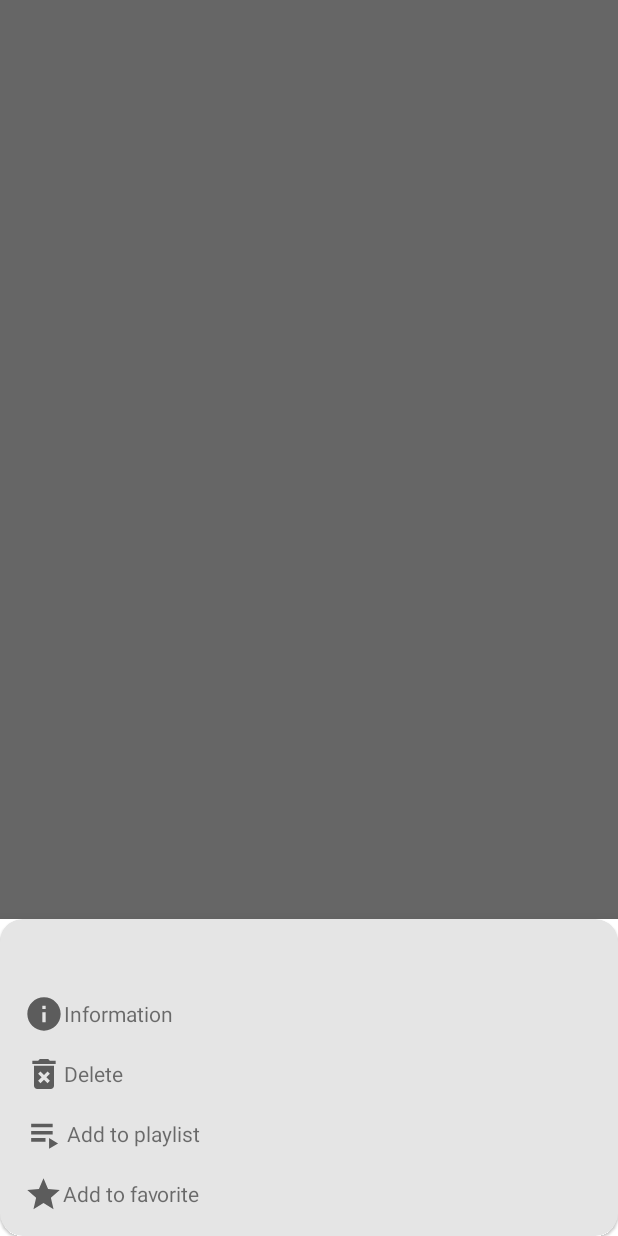
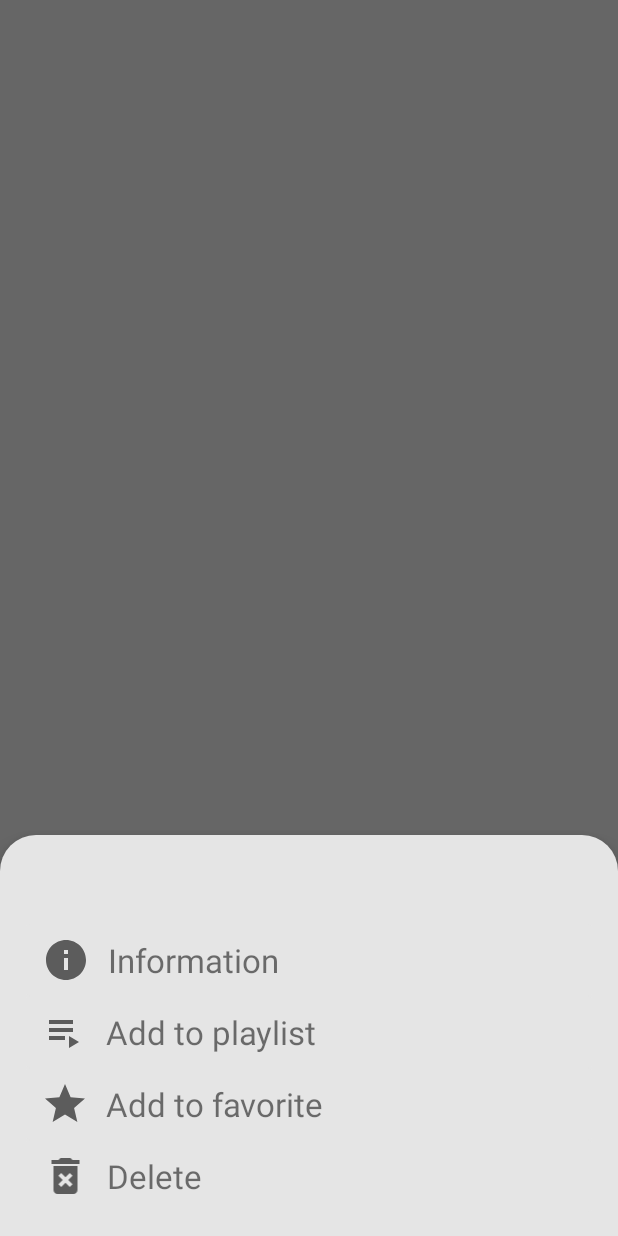
Before and after one commit to diasjakupov/MediaPlayer, an Android app: the fragment VideoInfoFragment shown on its own in the app's theme, on a phone screen of 412 x 824 dp. Run offline under Robolectric (Android 15) with nearby library versions, the phone set to English and light mode, and no system bars; our stand-ins replace data binding; Roboto replaces fonts that are not available here; 2 statements that could not run were skipped.

Commit message:
commit 7: update repository and create ripple animation

```diff
--- a/app/src/main/java/com/example/mediaplayer/data/models/Video.kt
+++ b/app/src/main/java/com/example/mediaplayer/data/models/Video.kt
@@ -2,10 +2,14 @@ package com.example.mediaplayer.data.models
 
 import android.graphics.Bitmap
 import android.net.Uri
+import android.os.Parcelable
+import kotlinx.android.parcel.Parcelize
 
+
+@Parcelize
 data class Video(
     val uri: Uri,
     val name:String,
     val duration: Int,
     val size: Int
-)
+): Parcelable
--- a/app/src/main/java/com/example/mediaplayer/data/providers/VideoProvider.kt
+++ b/app/src/main/java/com/example/mediaplayer/data/providers/VideoProvider.kt
@@ -8,11 +8,13 @@ import android.provider.MediaStore
 import android.util.Log
 import androidx.annotation.RequiresApi
 import com.example.mediaplayer.data.models.Video
+import dagger.hilt.android.scopes.ActivityRetainedScoped
 import java.lang.Exception
 import javax.inject.Inject
+import javax.inject.Singleton
 
 
-
+@ActivityRetainedScoped
 class VideoProvider @Inject constructor(
     private val application: Application
 ) {
--- a/app/src/main/java/com/example/mediaplayer/data/repository/Repository.kt
+++ b/app/src/main/java/com/example/mediaplayer/data/repository/Repository.kt
@@ -9,14 +9,23 @@ import androidx.lifecycle.LiveData
 import androidx.lifecycle.MutableLiveData
 import com.example.mediaplayer.data.models.Video
 import com.example.mediaplayer.data.providers.VideoProvider
+import dagger.hilt.android.scopes.ActivityRetainedScoped
 import java.util.*
 import javax.inject.Inject
+import javax.inject.Singleton
 import kotlin.collections.ArrayList
 
+
+@ActivityRetainedScoped
 class Repository @Inject constructor(
     private val videoProvider: VideoProvider,
     private val app: Application
 ){
+    init {
+        Log.e("TAG", "create repository singleton")
+    }
+
+
     private val _videoList= MutableLiveData<ArrayList<Video>>()
     val videoList: LiveData<ArrayList<Video>> = _videoList
 
--- a/app/src/main/java/com/example/mediaplayer/ui/adapters/VideoListAdapter.kt
+++ b/app/src/main/java/com/example/mediaplayer/ui/adapters/VideoListAdapter.kt
@@ -5,12 +5,14 @@ import android.util.Log
 import android.util.Size
 import android.view.LayoutInflater
 import android.view.ViewGroup
+import androidx.navigation.findNavController
 import androidx.recyclerview.widget.DiffUtil
 import androidx.recyclerview.widget.RecyclerView
 import com.bumptech.glide.Glide
 import com.example.mediaplayer.data.models.Video
 import com.example.mediaplayer.data.utils.VideoDiffUtils
 import com.example.mediaplayer.databinding.VideoItemLayoutBinding
+import com.example.mediaplayer.ui.fragments.videoList.VideoListFragmentDirections
 import dagger.hilt.android.qualifiers.ApplicationContext
 import javax.inject.Inject
 
@@ -41,6 +43,12 @@ class VideoListAdapter @Inject constructor(): RecyclerView.Adapter<VideoListAdap
             val thumbnail=context.contentResolver.loadThumbnail(video.uri, Size(400, 150), null)
             binding.video=video
            Glide.with(context).load(thumbnail).into(binding.videoThumbnail)
+
+            binding.videoItemDots.setOnClickListener {
+                val action=VideoListFragmentDirections.actionVideoListToVideoInfoFragment(video)
+                Log.e("TAG", "${video}")
+                binding.root.findNavController().navigate(action)
+            }
         }
 
 
--- a/app/src/main/java/com/example/mediaplayer/ui/fragments/videoList/VideoInfoFragment.kt
+++ b/app/src/main/java/com/example/mediaplayer/ui/fragments/videoList/VideoInfoFragment.kt
@@ -1,22 +1,47 @@
 package com.example.mediaplayer.ui.fragments.videoList
 
 import android.os.Bundle
+import android.util.Log
 import androidx.fragment.app.Fragment
 import android.view.LayoutInflater
 import android.view.View
 import android.view.ViewGroup
+import android.widget.Toast
+import androidx.navigation.fragment.navArgs
 import com.example.mediaplayer.R
+import com.example.mediaplayer.databinding.FragmentVideoInfoBinding
 import com.google.android.material.bottomsheet.BottomSheetDialogFragment
+import kotlinx.android.synthetic.main.fragment_video_info.*
 
 
 class VideoInfoFragment : BottomSheetDialogFragment() {
-
+    private var _binding: FragmentVideoInfoBinding? = null
+    private val binding get() = _binding!!
+    private val args by navArgs<VideoInfoFragmentArgs>()
     override fun onCreateView(
         inflater: LayoutInflater, container: ViewGroup?,
         savedInstanceState: Bundle?
-    ): View? {
-        // Inflate the layout for this fragment
-        return inflater.inflate(R.layout.fragment_video_info, container, false)
+    ): View {
+        _binding= FragmentVideoInfoBinding.inflate(inflater, container, false)
+        binding.video=args.video
+
+        binding.videoInformation.setOnClickListener {
+            Toast.makeText(this.context, "Clicked", Toast.LENGTH_SHORT).show()
+        }
+        binding.videoDeleteItem.setOnClickListener {
+            Toast.makeText(this.context, "Clicked", Toast.LENGTH_SHORT).show()
+        }
+        binding.videoAddToFavorite.setOnClickListener {
+            Toast.makeText(this.context, "Clicked", Toast.LENGTH_SHORT).show()
+        }
+        binding.videoAddToPlaylist.setOnClickListener {
+            Toast.makeText(this.context, "Clicked", Toast.LENGTH_SHORT).show()
+        }
+        return binding.root
+    }
+
+    override fun getTheme(): Int {
+        return R.style.CustomBottomSheetDialog
     }
 
 }
--- /dev/null
+++ b/app/src/main/res/drawable/button_info_click.xml
@@ -0,0 +1,10 @@
+<?xml version="1.0" encoding="utf-8"?>
+<ripple xmlns:android="http://schemas.android.com/apk/res/android"
+    android:color="@color/rippleColor">
+    <item>
+        <shape android:shape="rectangle">
+            <solid android:color="@color/videoBottomSheet"/>
+            <corners android:radius="5dp"/>
+        </shape>
+    </item>
+</ripple>
--- a/app/src/main/res/layout/fragment_video_info.xml
+++ b/app/src/main/res/layout/fragment_video_info.xml
@@ -1,64 +1,65 @@
 <?xml version="1.0" encoding="utf-8"?>
+<layout>
+    <data>
+        <variable
+            name="video"
+            type="com.example.mediaplayer.data.models.Video" />
+    </data>
 <androidx.constraintlayout.widget.ConstraintLayout xmlns:android="http://schemas.android.com/apk/res/android"
     xmlns:app="http://schemas.android.com/apk/res-auto"
     xmlns:tools="http://schemas.android.com/tools"
     android:layout_width="match_parent"
     android:layout_height="wrap_content"
-    tools:context=".ui.fragments.videoList.VideoInfoFragment">
-
-    <com.google.android.material.card.MaterialCardView
-        android:layout_width="match_parent"
-        android:layout_height="wrap_content"
-        app:cardCornerRadius="15dp"
-        android:backgroundTint="@color/videoBottomSheet"
+    android:theme="@style/CustomBottomSheetDialog"
     app:layout_constraintBottom_toBottomOf="parent"
     app:layout_constraintEnd_toEndOf="parent"
     app:layout_constraintStart_toStartOf="parent"
-        app:layout_constraintTop_toTopOf="parent">
+    app:layout_constraintTop_toTopOf="parent"
+    tools:context=".ui.fragments.videoList.VideoInfoFragment">
 
-        <androidx.constraintlayout.widget.ConstraintLayout
-            android:layout_width="match_parent"
-            android:layout_height="wrap_content">
 
     <TextView
         android:id="@+id/textView2"
         android:layout_width="wrap_content"
         android:layout_height="wrap_content"
-                android:layout_marginStart="16dp"
-                android:layout_marginTop="8dp"
+        android:layout_marginStart="24dp"
+        android:layout_marginTop="16dp"
         android:fontFamily="@font/cantora_one"
         android:textColor="@color/orange"
-                tools:text="TextView"
         android:textSize="20sp"
         app:layout_constraintStart_toStartOf="parent"
-                app:layout_constraintTop_toTopOf="parent" />
+        app:layout_constraintTop_toTopOf="parent"
+        android:text="@{video.name}" />
 
     <LinearLayout
         android:layout_width="0dp"
         android:layout_height="wrap_content"
+        android:layout_marginStart="16dp"
         android:layout_marginTop="16dp"
         android:layout_marginEnd="16dp"
+        android:paddingBottom="16dp"
         android:orientation="vertical"
         app:layout_constraintBottom_toBottomOf="parent"
         app:layout_constraintEnd_toEndOf="parent"
-                app:layout_constraintStart_toStartOf="@+id/textView2"
+        app:layout_constraintStart_toStartOf="parent"
         app:layout_constraintTop_toBottomOf="@+id/textView2">
 
         <LinearLayout
+            android:id="@+id/videoInformation"
+            android:background="@drawable/button_info_click"
+            android:padding="8dp"
             android:layout_width="match_parent"
             android:layout_height="wrap_content"
-                    android:layout_marginBottom="16dp"
             android:orientation="horizontal">
 
             <ImageView
                 android:id="@+id/imageView2"
-                        android:layout_width="wrap_content"
-                        android:layout_height="wrap_content"
-                        android:layout_alignParentTop="true"
+                android:layout_width="32dp"
+                android:layout_height="32dp"
                 android:layout_gravity="bottom|start"
                 android:layout_marginTop="0dp"
-                        android:layout_weight="0.01"
-                        android:scaleType="centerCrop"
+                android:layout_marginEnd="8dp"
+                android:layout_weight="0.04"
                 android:src="@drawable/ic_info" />
 
             <TextView
@@ -68,24 +69,89 @@
                 android:layout_marginStart="0dp"
                 android:layout_weight="1"
                 android:gravity="center_vertical"
-                        android:text="Information" />
+                android:text="Information"
+                android:textSize="22sp" />
         </LinearLayout>
+
         <LinearLayout
+            android:id="@+id/videoAddToPlaylist"
             android:layout_width="match_parent"
             android:layout_height="wrap_content"
-                    android:layout_marginBottom="16dp"
+            android:background="@drawable/button_info_click"
+            android:padding="8dp"
+            android:orientation="horizontal">
+
+            <ImageView
+                android:id="@+id/imageView4"
+                android:layout_width="32dp"
+                android:layout_height="32dp"
+                android:layout_gravity="bottom|start"
+                android:layout_marginTop="0dp"
+                android:layout_marginEnd="8dp"
+                android:layout_weight="0.04"
+
+                android:src="@drawable/ic_playlist_play" />
+
+            <TextView
+                android:id="@+id/textView6"
+                android:layout_width="wrap_content"
+                android:layout_height="match_parent"
+                android:layout_marginStart="0dp"
+                android:layout_weight="1"
+                android:gravity="center_vertical"
+                android:text="Add to playlist"
+                android:textSize="22sp" />
+        </LinearLayout>
+
+        <LinearLayout
+            android:id="@+id/videoAddToFavorite"
+            android:layout_width="match_parent"
+            android:layout_height="wrap_content"
+            android:background="@drawable/button_info_click"
+            android:padding="8dp"
+            android:orientation="horizontal">
+
+            <ImageView
+                android:id="@+id/imageView5"
+                android:layout_width="32dp"
+                android:layout_height="32dp"
+                android:layout_gravity="bottom|start"
+                android:layout_marginTop="0dp"
+                android:layout_marginEnd="8dp"
+                android:layout_weight="0.04"
+
+                android:src="@drawable/ic_favorite" />
+
+            <TextView
+                android:id="@+id/textView7"
+                android:layout_width="wrap_content"
+                android:layout_height="match_parent"
+                android:layout_marginStart="0dp"
+                android:layout_weight="1"
+                android:gravity="center_vertical"
+                android:text="Add to favorite"
+                android:textSize="22sp" />
+        </LinearLayout>
+
+        <LinearLayout
+            android:id="@+id/videoDeleteItem"
+            android:layout_width="match_parent"
+            android:layout_height="wrap_content"
+            android:background="@drawable/button_info_click"
+            android:padding="8dp"
             android:orientation="horizontal">
 
             <ImageView
                 android:id="@+id/imageView3"
-                        android:layout_width="wrap_content"
-                        android:layout_height="wrap_content"
+                android:layout_width="32dp"
+                android:layout_height="32dp"
                 android:layout_gravity="bottom|start"
                 android:layout_marginTop="0dp"
-                        android:layout_weight="0.01"
+                android:layout_marginEnd="8dp"
+                android:layout_weight="0.03"
                 android:foregroundGravity="left"
-                        android:scaleType="centerCrop"
                 android:src="@drawable/ic_delete" />
+
             <TextView
                 android:id="@+id/textView5"
                 android:layout_width="wrap_content"
@@ -93,59 +159,11 @@
                 android:layout_marginStart="0dp"
                 android:layout_weight="1"
                 android:gravity="center_vertical"
-                        android:text="Delete" />
-                </LinearLayout>
-                <LinearLayout
-                    android:layout_width="match_parent"
-                    android:layout_height="wrap_content"
-                    android:layout_marginBottom="16dp"
-                    android:orientation="horizontal">
-
-                    <ImageView
-                        android:id="@+id/imageView4"
-                        android:layout_width="wrap_content"
-                        android:layout_height="wrap_content"
-                        android:layout_gravity="bottom|start"
-                        android:layout_marginTop="0dp"
-                        android:layout_weight="0.02"
-                        android:scaleType="centerCrop"
-                        android:src="@drawable/ic_playlist_play" />
-                    <TextView
-                        android:id="@+id/textView6"
-                        android:layout_width="wrap_content"
-                        android:layout_height="match_parent"
-                        android:layout_marginStart="0dp"
-                        android:layout_weight="1"
-                        android:gravity="center_vertical"
-                        android:text="Add to playlist" />
-                </LinearLayout>
-                <LinearLayout
-                    android:layout_width="match_parent"
-                    android:layout_height="wrap_content"
-                    android:layout_marginBottom="16dp"
-                    android:orientation="horizontal">
-
-                    <ImageView
-                        android:id="@+id/imageView5"
-                        android:layout_width="wrap_content"
-                        android:layout_height="wrap_content"
-                        android:layout_gravity="bottom|start"
-                        android:layout_marginTop="0dp"
-                        android:layout_weight="0.01"
-                        android:scaleType="centerCrop"
-                        android:src="@drawable/ic_favorite" />
-                    <TextView
-                        android:id="@+id/textView7"
-                        android:layout_width="wrap_content"
-                        android:layout_height="match_parent"
-                        android:layout_marginStart="0dp"
-                        android:layout_weight="1"
-                        android:gravity="center_vertical"
-                        android:text="Add to favorite" />
+                android:text="Delete"
+                android:textSize="22sp" />
         </LinearLayout>
 
     </LinearLayout>
 
 </androidx.constraintlayout.widget.ConstraintLayout>
-    </com.google.android.material.card.MaterialCardView>
-</androidx.constraintlayout.widget.ConstraintLayout>
+</layout>
--- a/app/src/main/res/navigation/main_nav.xml
+++ b/app/src/main/res/navigation/main_nav.xml
@@ -16,5 +16,20 @@
         android:name="com.example.mediaplayer.ui.fragments.videoList.VideoListFragment"
         tools:layout="@layout/fragment_video_list"
         android:label="Video" >
+        <action
+            android:id="@+id/action_videoList_to_videoInfoFragment"
+            app:destination="@id/videoInfoFragment" />
     </fragment>
+    <dialog
+        android:id="@+id/videoInfoFragment"
+        android:name="com.example.mediaplayer.ui.fragments.videoList.VideoInfoFragment"
+        android:label="fragment_video_info"
+        tools:layout="@layout/fragment_video_info" >
+        <action
+            android:id="@+id/action_videoInfoFragment_to_videoList"
+            app:destination="@id/videoList" />
+        <argument
+            android:name="video"
+            app:argType="com.example.mediaplayer.data.models.Video" />
+    </dialog>
 </navigation>
--- a/app/src/main/res/values/colors.xml
+++ b/app/src/main/res/values/colors.xml
@@ -20,6 +20,7 @@
     <color name="actionBarTitleColor">@color/orange</color>
     <color name="bottomNav">@color/white</color>
     <color name="videoBottomSheet">@color/lightGray</color>
+    <color name="rippleColor">@color/orange</color>
     <color name="bottomNavItemChecked">@color/orange</color>
     <color name="bottomNavItemColor">@color/darkGrey</color>
 </resources>
--- a/app/src/main/res/values/themes.xml
+++ b/app/src/main/res/values/themes.xml
@@ -22,10 +22,27 @@
         <item name="fontFamily">@font/lato_bold</item>
     </style>
 
-
     <style name="customBottomNav" parent="Widget.MaterialComponents.BottomNavigationView">
         <item name="android:background">@color/bottomNav</item>
         <item name="itemTextColor">@color/bottom_nav_item</item>
         <item name="itemIconTint">@color/bottom_nav_item</item>
     </style>
+
+
+    <style name="CustomBottomSheetDialog" parent="@style/ThemeOverlay.MaterialComponents.BottomSheetDialog">
+        <item name="bottomSheetStyle">@style/CustomBottomSheet</item>
+    </style>
+
+    <style name="CustomBottomSheet" parent="Widget.MaterialComponents.BottomSheet">
+        <item name="backgroundTint">@color/videoBottomSheet</item>
+        <item name="shapeAppearanceOverlay">@style/CustomShapeAppearanceBottomSheetDialog</item>
+    </style>
+
+    <style name="CustomShapeAppearanceBottomSheetDialog" parent="">
+        <item name="cornerFamily">rounded</item>
+        <item name="cornerSizeTopRight">24dp</item>
+        <item name="cornerSizeTopLeft">24dp</item>
+        <item name="cornerSizeBottomRight">0dp</item>
+        <item name="cornerSizeBottomLeft">0dp</item>
+    </style>
 </resources>
```
Lines whose indentation alone changed are shown as unchanged.
